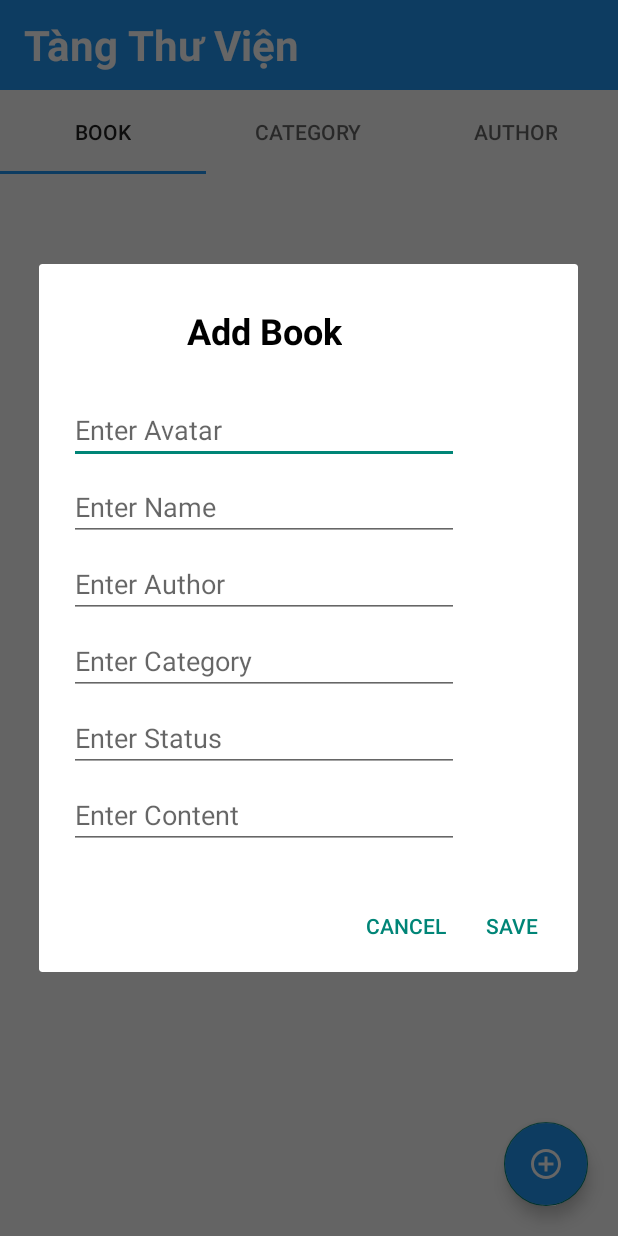
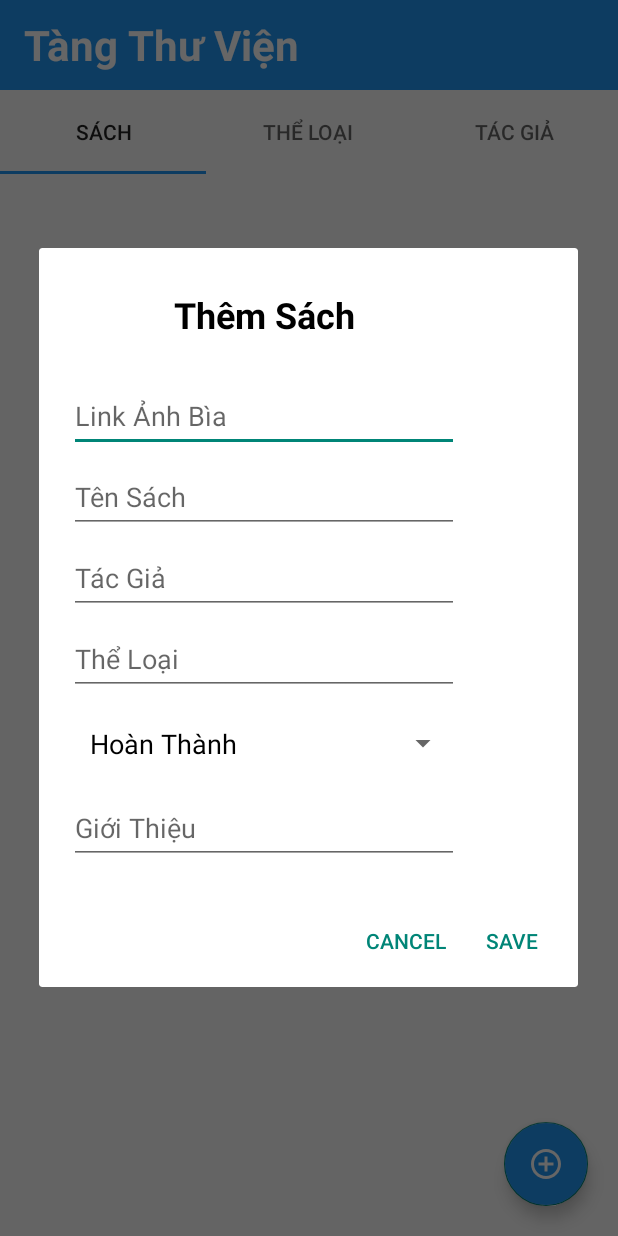
Before and after one commit to A2RyUk/BookManager, an Android app: the BookFragment screen opened directly, with no data from a screen before it, after a tap on an icon or button, on a phone screen of 412 x 824 dp. Run offline under Robolectric (Android 15) with nearby library versions, the phone set to English and light mode, and no system bars; our stand-ins replace Room's generated code.

Commit message:
update book status and author numberOfBook

```diff
--- a/app/src/main/java/com/nttuong/managerbook/MainActivity.kt
+++ b/app/src/main/java/com/nttuong/managerbook/MainActivity.kt
@@ -17,7 +17,7 @@ class MainActivity : AppCompatActivity() {
         binding = ActivityMainBinding.inflate(layoutInflater)
         setContentView(binding.root)
 
-        val tabTitles = arrayOf("Book", "Category", "Author")
+        val tabTitles = arrayOf("Sách", "Thể Loại", "Tác Giả")
         binding.vpBook.adapter = ViewPagerAdapter(this)
         TabLayoutMediator(binding.tabMain, binding.vpBook){
                 tab, position -> tab.text = tabTitles[position]
--- a/app/src/main/java/com/nttuong/managerbook/fragment/book/AddBookDialog.kt
+++ b/app/src/main/java/com/nttuong/managerbook/fragment/book/AddBookDialog.kt
@@ -2,8 +2,16 @@ package com.nttuong.managerbook.fragment.book
 
 import android.app.AlertDialog
 import android.app.Dialog
+import android.content.ContentValues.TAG
 import android.content.Context
 import android.os.Bundle
+import android.util.Log
+import android.view.LayoutInflater
+import android.view.View
+import android.view.ViewGroup
+import android.widget.AdapterView
+import android.widget.ArrayAdapter
+import android.widget.FrameLayout
 import androidx.fragment.app.DialogFragment
 import com.nttuong.managerbook.R
 import com.nttuong.managerbook.databinding.FragmentAddBookDialogBinding
@@ -35,6 +43,27 @@ class AddBookDialog : DialogFragment() {
 
             binding = FragmentAddBookDialogBinding.inflate(layoutInflater)
 
+            var statusChoose = ""
+            val status = resources.getStringArray(R.array.category)
+            val statusArrayAdapter = ArrayAdapter(requireContext(), R.layout.dropdown_statusitem, status)
+            binding.spinnerStatus.adapter = statusArrayAdapter
+            binding.spinnerStatus.onItemSelectedListener = object : AdapterView.OnItemSelectedListener {
+                override fun onItemSelected(
+                    parent: AdapterView<*>?,
+                    view: View?,
+                    position: Int,
+                    id: Long
+                ) {
+                    statusChoose = status[position]
+                    Log.d(TAG, "statusChoose: ${status[position]}")
+                }
+
+                override fun onNothingSelected(parent: AdapterView<*>?) {
+                    TODO("Not yet implemented")
+                }
+
+            }
+
             builder.setView(binding.root)
                 .setPositiveButton(R.string.btn_save
                 ) { dialog, id ->
@@ -42,7 +71,7 @@ class AddBookDialog : DialogFragment() {
                     val name = binding.edtBookName.text.toString()
                     val author = binding.edtBookAuthor.text.toString()
                     val category = binding.edtBookCategory.text.toString()
-                    val status = binding.edtBookStatus.text.toString()
+                    val status = statusChoose
                     val content = binding.edtBookContent.text.toString()
                     val book = Book(null, avatar = avatar, name = name, author = author, category = category, status = status, content = content)
                     listener.onAddBookDialogPositiveClick(book)
--- a/app/src/main/java/com/nttuong/managerbook/fragment/book/BookFragment.kt
+++ b/app/src/main/java/com/nttuong/managerbook/fragment/book/BookFragment.kt
@@ -60,6 +60,7 @@ class BookFragment : Fragment(),
         bookViewModel = ViewModelProvider(this, ViewModelProvider.AndroidViewModelFactory.getInstance(requireActivity().application))[BookViewModel::class.java]
         bookViewModel.getAllBookList.observe(viewLifecycleOwner) { list ->
             list?.let {
+                updateListAuthor(it)
                 adapter.updateList(it)
             }
         }
@@ -153,4 +154,25 @@ class BookFragment : Fragment(),
     override fun onEditBookDialogNegativeClick(book: Book?) {
         Toast.makeText(requireContext(), "You click cancel", Toast.LENGTH_SHORT).show()
     }
+
+    private fun updateListAuthor(books: List<Book>) {
+        if (books != null) {
+            bookViewModel.getAllAuthorList.observe(viewLifecycleOwner){ list ->
+                list?.let { authors ->
+                    if (authors != null) {
+                        for (i in 0 until authors.size) {
+                            var countBookNumber = 0
+                            for (j in 0 until books.size) {
+                                if (authors[i].authorName == books[j].author) {
+                                    countBookNumber++
+                                }
+                            }
+                            authors[i].numberOfBook = countBookNumber
+                            bookViewModel.authorUpdate(authors[i])
+                        }
+                    }
+                }
+            }
+        }
+    }
 }
--- a/app/src/main/java/com/nttuong/managerbook/viewmodel/BookViewModel.kt
+++ b/app/src/main/java/com/nttuong/managerbook/viewmodel/BookViewModel.kt
@@ -41,4 +41,8 @@ class BookViewModel(application: Application): AndroidViewModel(application) {
     fun bookDelete(book: Book) = viewModelScope.launch(Dispatchers.IO) {
         bookRepository.deleteBook(book)
     }
+
+    fun authorUpdate(author: Author) = viewModelScope.launch(Dispatchers.IO) {
+        authorRepository.updateAuthor(author)
+    }
 }
--- /dev/null
+++ b/app/src/main/res/layout/dropdown_statusitem.xml
@@ -0,0 +1,11 @@
+<?xml version="1.0" encoding="utf-8"?>
+
+<TextView
+    xmlns:android="http://schemas.android.com/apk/res/android"
+    android:layout_width="match_parent"
+    android:layout_height="wrap_content"
+    android:text="TextView"
+    android:padding="14dp"
+    android:textColor="@color/black"
+    android:textSize="18sp">
+</TextView>
--- a/app/src/main/res/layout/fragment_add_book_dialog.xml
+++ b/app/src/main/res/layout/fragment_add_book_dialog.xml
@@ -19,74 +19,80 @@
                 android:id="@+id/txt_addBook"
                 android:layout_width="wrap_content"
                 android:layout_height="wrap_content"
+                android:layout_marginTop="8dp"
+                android:text="Thêm Sách"
+                android:textColor="@color/black"
+                android:textSize="24sp"
+                android:textStyle="bold"
+                app:layout_constraintEnd_toEndOf="parent"
                 app:layout_constraintStart_toStartOf="parent"
-                app:layout_constraintEnd_toEndOf="parent"
-                app:layout_constraintTop_toTopOf="parent"
-                android:text="Add Book"
-                android:textStyle="bold"
-                android:textSize="24sp"
-                android:layout_marginTop="8dp"
-                android:textColor="@color/black"/>
+                app:layout_constraintTop_toTopOf="parent" />
 
             <TextView
                 android:id="@+id/tv_bookId"
                 android:layout_width="wrap_content"
                 android:layout_height="wrap_content"
+                app:layout_constraintEnd_toEndOf="parent"
                 app:layout_constraintStart_toStartOf="parent"
-                app:layout_constraintEnd_toEndOf="parent"
-                app:layout_constraintTop_toBottomOf="@id/txt_addBook"/>
+                app:layout_constraintTop_toBottomOf="@id/txt_addBook" />
 
             <EditText
                 android:id="@+id/edt_bookAvatar"
-                app:layout_constraintTop_toBottomOf="@id/tv_bookId"
-                android:layout_marginTop="8dp"
-                app:layout_constraintStart_toStartOf="parent"
-                app:layout_constraintEnd_toEndOf="parent"
                 android:layout_width="match_parent"
                 android:layout_height="wrap_content"
-                android:hint="Enter Avatar"
-                android:textSize="18sp"/>
+                android:layout_marginTop="8dp"
+                android:hint="Link Ảnh Bìa"
+                android:minHeight="48dp"
+                android:textSize="18sp"
+                app:layout_constraintEnd_toEndOf="parent"
+                app:layout_constraintStart_toStartOf="parent"
+                app:layout_constraintTop_toBottomOf="@id/tv_bookId" />
 
             <EditText
                 android:id="@+id/edt_bookName"
                 android:layout_width="match_parent"
                 android:layout_height="wrap_content"
+                android:layout_marginTop="6dp"
+                android:hint="Tên Sách"
+                android:minHeight="48dp"
                 android:textSize="18sp"
-                android:hint="Enter Name"
-                android:layout_marginTop="6dp"
                 app:layout_constraintEnd_toEndOf="parent"
                 app:layout_constraintStart_toStartOf="parent"
-                app:layout_constraintTop_toBottomOf="@id/edt_bookAvatar"/>
+                app:layout_constraintTop_toBottomOf="@id/edt_bookAvatar" />
 
             <EditText
                 android:id="@+id/edt_bookAuthor"
                 android:layout_width="match_parent"
                 android:layout_height="wrap_content"
+                android:layout_marginTop="6dp"
+                android:hint="Tác Giả"
+                android:minHeight="48dp"
                 android:textSize="18sp"
-                android:hint="Enter Author"
-                android:layout_marginTop="6dp"
                 app:layout_constraintEnd_toEndOf="parent"
                 app:layout_constraintStart_toStartOf="parent"
-                app:layout_constraintTop_toBottomOf="@id/edt_bookName"/>
+                app:layout_constraintTop_toBottomOf="@id/edt_bookName" />
 
             <EditText
                 android:id="@+id/edt_bookCategory"
                 android:layout_width="match_parent"
                 android:layout_height="wrap_content"
+                android:layout_marginTop="6dp"
+                android:hint="Thể Loại"
+                android:minHeight="48dp"
                 android:textSize="18sp"
-                android:hint="Enter Category"
-                android:layout_marginTop="6dp"
                 app:layout_constraintEnd_toEndOf="parent"
                 app:layout_constraintStart_toStartOf="parent"
-                app:layout_constraintTop_toBottomOf="@id/edt_bookAuthor"/>
+                app:layout_constraintTop_toBottomOf="@id/edt_bookAuthor" />
 
-            <EditText
-                android:id="@+id/edt_bookStatus"
+            <Spinner
+                android:id="@+id/spinner_status"
                 android:layout_width="match_parent"
                 android:layout_height="wrap_content"
+                android:layout_marginTop="6dp"
+                android:minHeight="48dp"
+                android:textColorHint="#546E7A"
                 android:textSize="18sp"
-                android:hint="Enter Status"
-                android:layout_marginTop="6dp"
+                android:hint="Choose Status"
                 app:layout_constraintEnd_toEndOf="parent"
                 app:layout_constraintStart_toStartOf="parent"
                 app:layout_constraintTop_toBottomOf="@id/edt_bookCategory"/>
@@ -95,12 +101,13 @@
                 android:id="@+id/edt_bookContent"
                 android:layout_width="match_parent"
                 android:layout_height="wrap_content"
+                android:layout_marginTop="6dp"
+                android:hint="Giới Thiệu"
+                android:minHeight="48dp"
                 android:textSize="18sp"
-                android:hint="Enter Content"
-                android:layout_marginTop="6dp"
                 app:layout_constraintEnd_toEndOf="parent"
                 app:layout_constraintStart_toStartOf="parent"
-                app:layout_constraintTop_toBottomOf="@id/edt_bookStatus"/>
+                app:layout_constraintTop_toBottomOf="@id/spinner_status" />
 
         </androidx.constraintlayout.widget.ConstraintLayout>
 
--- a/app/src/main/res/values/strings.xml
+++ b/app/src/main/res/values/strings.xml
@@ -5,4 +5,10 @@
     <string name="btn_save">Save</string>
     <string name="btn_cancel">Cancel</string>
     <string name="btn_delete">Delete</string>
+
+    <string-array name="category">
+        <item>Hoàn Thành</item>
+        <item>Chưa Hoàn Thành</item>
+        <item>Tạm Ngưng</item>
+    </string-array>
 </resources>
```
Also changed, not shown: app/src/main/java/com/nttuong/managerbook/db/entities/Chapter.kt (added, +16 -0 lines), app/src/main/java/com/nttuong/managerbook/fragment/author/AuthorFragment.kt (+3 -18 lines).
